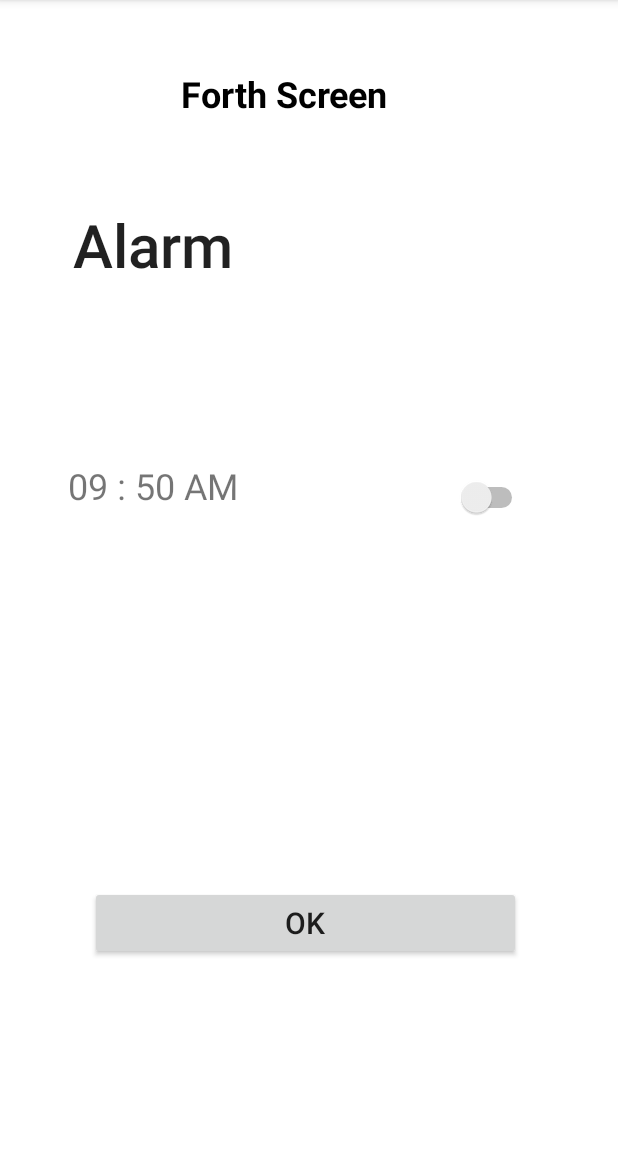
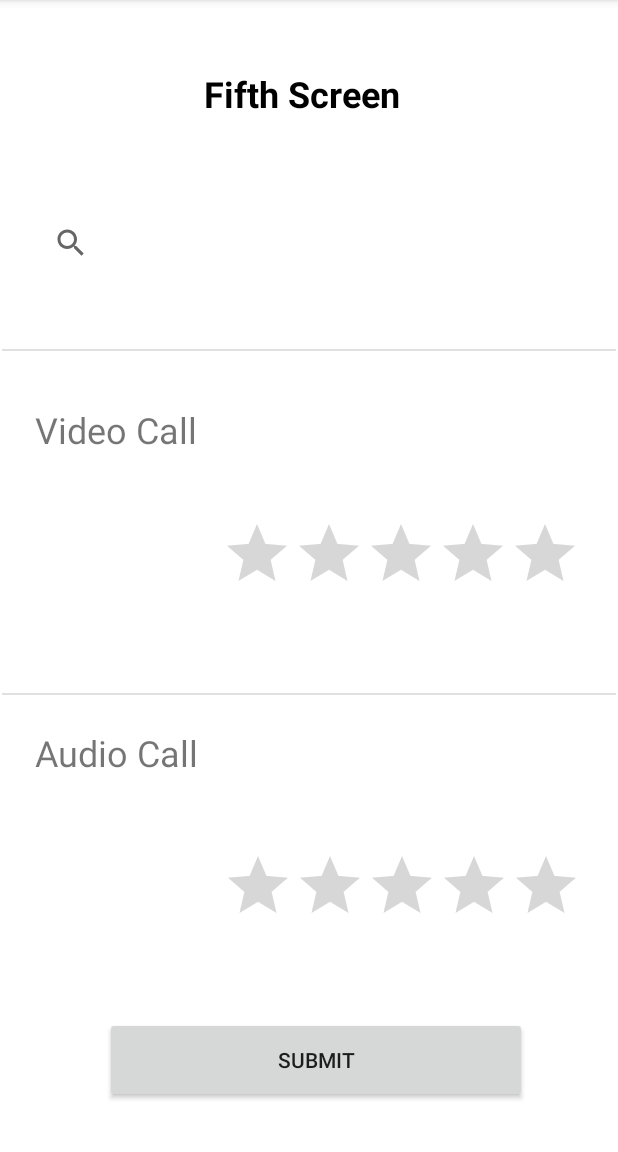
Before and after one commit to mateenqazi/MC-First-Assignment, an Android app: the screen it shows after launch (MainActivity), on a phone screen of 412 x 824 dp, the part 84-1236 px from its top. Run offline under Robolectric (Android 15) with nearby library versions, the phone set to English and light mode, and no system bars.

Commit message:
Fifth Screen By BITF17A515

```diff
--- a/app/src/main/res/layout/activity_main.xml
+++ b/app/src/main/res/layout/activity_main.xml
@@ -14,64 +14,142 @@
         android:layout_marginTop="36dp"
         android:gravity="center"
         android:includeFontPadding="false"
-        android:text="Forth Screen"
+        android:text="Fifth Screen"
         android:textAppearance="@style/TextAppearance.AppCompat.Large"
         android:textColor="#000000"
         android:textSize="24sp"
         android:textStyle="bold"
         android:typeface="normal"
+        app:layout_constraintBottom_toTopOf="@+id/searchView2"
         app:layout_constraintEnd_toEndOf="parent"
-        app:layout_constraintHorizontal_bias="0.365"
+        app:layout_constraintHorizontal_bias="0.455"
         app:layout_constraintStart_toStartOf="parent"
-        app:layout_constraintTop_toTopOf="parent" />
+        app:layout_constraintTop_toTopOf="parent"
+        app:layout_constraintVertical_bias="0.156" />
+
+    <RatingBar
+        android:id="@+id/ratingBar"
+        android:layout_width="wrap_content"
+        android:layout_height="wrap_content"
+        android:layout_marginStart="147dp"
+        android:layout_marginLeft="147dp"
+        android:layout_marginTop="8dp"
+        android:layout_marginEnd="24dp"
+        android:layout_marginRight="24dp"
+        android:layout_marginBottom="33dp"
+        app:layout_constraintBottom_toTopOf="@+id/divider3"
+        app:layout_constraintEnd_toEndOf="parent"
+        app:layout_constraintHorizontal_bias="0.0"
+        app:layout_constraintStart_toStartOf="parent"
+        app:layout_constraintTop_toBottomOf="@+id/textView" />
 
     <TextView
         android:id="@+id/textView"
-        android:layout_width="275dp"
-        android:layout_height="67dp"
-        android:layout_marginTop="44dp"
-        android:text="Alarm"
-        android:textAppearance="@style/TextAppearance.AppCompat.Body2"
-        android:textSize="40sp"
+        android:layout_width="232dp"
+        android:layout_height="52dp"
+        android:layout_marginStart="23dp"
+        android:layout_marginLeft="23dp"
+        android:layout_marginTop="36dp"
+        android:layout_marginEnd="156dp"
+        android:layout_marginRight="156dp"
+        android:layout_marginBottom="15dp"
+        android:text="Video Call"
+        android:textSize="24sp"
+        app:layout_constraintBottom_toTopOf="@+id/ratingBar"
         app:layout_constraintEnd_toEndOf="parent"
-        app:layout_constraintHorizontal_bias="0.354"
+        app:layout_constraintHorizontal_bias="0.0"
+        app:layout_constraintStart_toStartOf="parent"
+        app:layout_constraintTop_toBottomOf="@+id/divider" />
+
+    <SearchView
+        android:id="@+id/searchView2"
+        android:layout_width="364dp"
+        android:layout_height="57dp"
+        android:layout_marginTop="41dp"
+        android:layout_marginBottom="44dp"
+        app:layout_constraintBottom_toBottomOf="@+id/divider"
+        app:layout_constraintEnd_toEndOf="parent"
+        app:layout_constraintHorizontal_bias="0.489"
         app:layout_constraintStart_toStartOf="parent"
         app:layout_constraintTop_toBottomOf="@+id/textView2" />
 
+    <View
+        android:id="@+id/divider"
+        android:layout_width="409dp"
+        android:layout_height="1dp"
+        android:layout_marginStart="1dp"
+        android:layout_marginLeft="1dp"
+        android:layout_marginTop="42dp"
+        android:layout_marginEnd="1dp"
+        android:layout_marginRight="1dp"
+        android:background="?android:attr/listDivider"
+        app:layout_constraintEnd_toEndOf="parent"
+        app:layout_constraintStart_toStartOf="parent"
+        app:layout_constraintTop_toBottomOf="@+id/searchView2" />
+
     <TextView
         android:id="@+id/textView3"
-        android:layout_width="182dp"
-        android:layout_height="41dp"
-        android:layout_marginTop="104dp"
-        android:text="09 : 50 AM"
+        android:layout_width="219dp"
+        android:layout_height="54dp"
+        android:layout_marginStart="23dp"
+        android:layout_marginLeft="23dp"
+        android:layout_marginTop="22dp"
+        android:layout_marginEnd="169dp"
+        android:layout_marginRight="169dp"
+        android:text="Audio Call"
         android:textSize="24sp"
+        app:layout_constraintEnd_toEndOf="parent"
+        app:layout_constraintStart_toStartOf="parent"
+        app:layout_constraintTop_toBottomOf="@+id/divider3" />
+
+    <RatingBar
+        android:id="@+id/ratingBar2"
+        android:layout_width="wrap_content"
+        android:layout_height="wrap_content"
+        android:layout_marginStart="147dp"
+        android:layout_marginLeft="147dp"
+        android:layout_marginTop="22dp"
+        android:layout_marginEnd="24dp"
+        android:layout_marginRight="24dp"
+        android:layout_marginBottom="32dp"
         app:layout_constraintBottom_toTopOf="@+id/button"
-        app:layout_constraintEnd_toStartOf="@+id/switch1"
+        app:layout_constraintEnd_toEndOf="parent"
+        app:layout_constraintHorizontal_bias="1.0"
         app:layout_constraintStart_toStartOf="parent"
-        app:layout_constraintTop_toBottomOf="@+id/textView"
-        app:layout_constraintVertical_bias="0.0" />
+        app:layout_constraintTop_toBottomOf="@+id/textView3" />
 
-    <Switch
-        android:id="@+id/switch1"
-        android:layout_width="79dp"
-        android:layout_height="31dp"
-        android:layout_marginTop="316dp"
-        android:layout_marginEnd="60dp"
-        android:layout_marginRight="60dp"
+    <View
+        android:id="@+id/divider3"
+        android:layout_width="409dp"
+        android:layout_height="1dp"
+        android:layout_marginStart="1dp"
+        android:layout_marginLeft="1dp"
+        android:layout_marginTop="26dp"
+        android:layout_marginEnd="1dp"
+        android:layout_marginRight="1dp"
+        android:layout_marginBottom="38dp"
+        android:background="?android:attr/listDivider"
+        app:layout_constraintBottom_toTopOf="@+id/textView3"
         app:layout_constraintEnd_toEndOf="parent"
-        app:layout_constraintTop_toTopOf="parent" />
+        app:layout_constraintStart_toStartOf="parent"
+        app:layout_constraintTop_toBottomOf="@+id/ratingBar" />
 
     <Button
         android:id="@+id/button"
-        android:layout_width="287dp"
-        android:layout_height="49dp"
-        android:layout_marginBottom="128dp"
-        android:text="OK"
-        android:textSize="20sp"
+        android:layout_width="281dp"
+        android:layout_height="57dp"
+        android:layout_marginStart="70dp"
+        android:layout_marginLeft="70dp"
+        android:layout_marginTop="16dp"
+        android:layout_marginEnd="60dp"
+        android:layout_marginRight="60dp"
+        android:layout_marginBottom="27dp"
+        android:text="Submit"
         app:layout_constraintBottom_toBottomOf="parent"
         app:layout_constraintEnd_toEndOf="parent"
-        app:layout_constraintHorizontal_bias="0.483"
-        app:layout_constraintStart_toStartOf="parent" />
+        app:layout_constraintHorizontal_bias="0.0"
+        app:layout_constraintStart_toStartOf="parent"
+        app:layout_constraintTop_toBottomOf="@+id/ratingBar2" />
 
 
 </androidx.constraintlayout.widget.ConstraintLayout>
```
